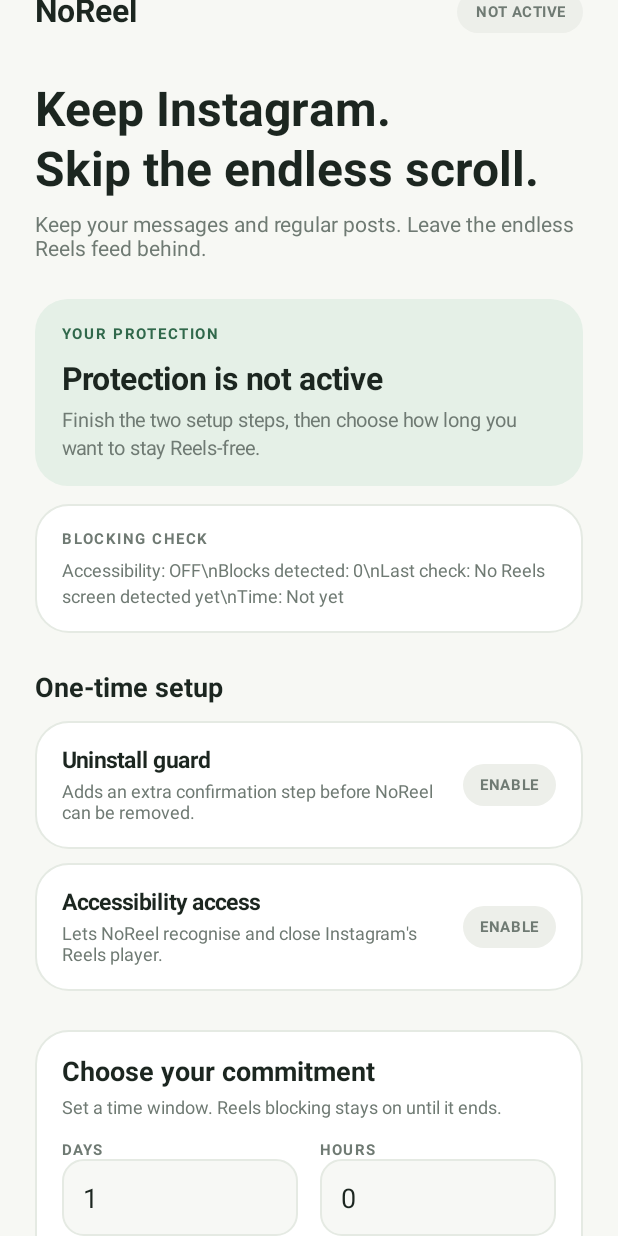
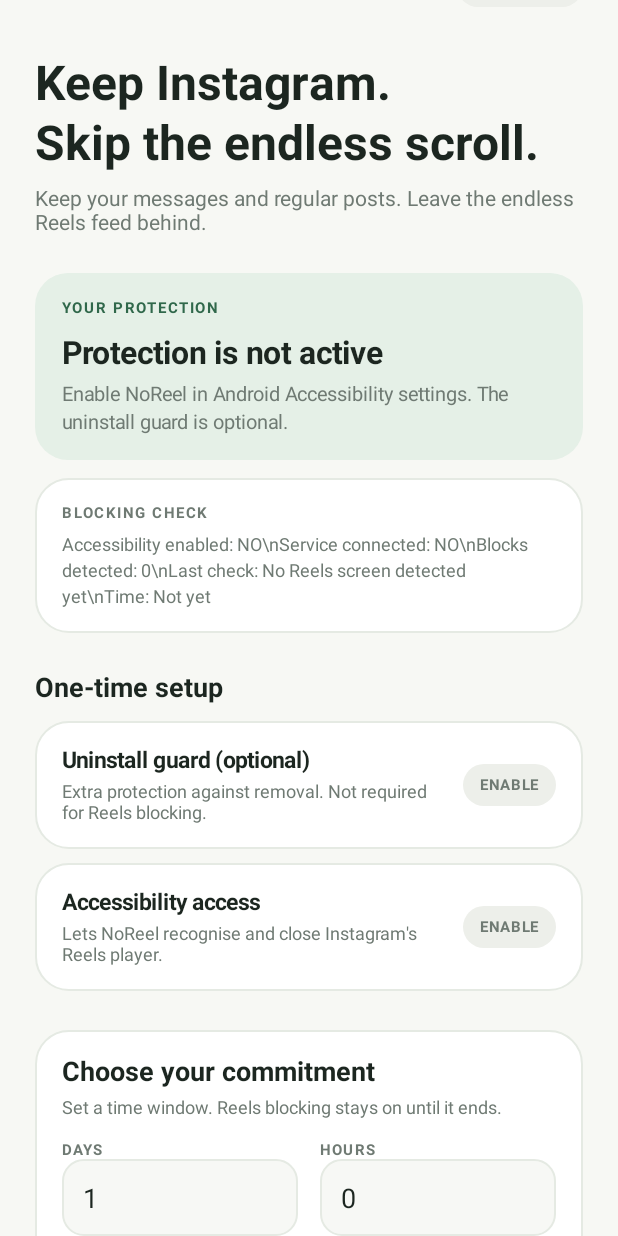
Before and after one commit to KingxKingT/NoReel, an Android app: the screen it shows after launch (MainActivity), on a phone screen of 412 x 824 dp. Run offline under Robolectric (Android 15) with nearby library versions, the phone set to English and light mode, and no system bars.

Commit message:
Fix commitment start: make uninstall guard optional

```diff
--- a/app/src/main/java/com/kingxkingt/noreel/MainActivity.kt
+++ b/app/src/main/java/com/kingxkingt/noreel/MainActivity.kt
@@ -219,8 +219,8 @@ class MainActivity : Activity() {
         body.addView(text("One-time setup", 18f, ink, true))
         addSpace(body, 11)
         val admin = setupStep(
-            "Uninstall guard",
-            "Adds an extra confirmation step before NoReel can be removed."
+            "Uninstall guard (optional)",
+            "Extra protection against removal. Not required for Reels blocking."
         ) { requestDeviceAdmin() }
         adminStatus = admin.second
         body.addView(admin.first)
@@ -316,11 +316,6 @@ class MainActivity : Activity() {
             return
         }
 
-        if (!ProtectionPolicy.isAdminActive(this)) {
-            Toast.makeText(this, "Enable the uninstall guard first.", Toast.LENGTH_LONG).show()
-            requestDeviceAdmin()
-            return
-        }
         if (!enabled()) {
             Toast.makeText(this, "Enable NoReel in Accessibility settings first.", Toast.LENGTH_LONG).show()
             openAccessibilitySettings()
@@ -328,7 +323,9 @@ class MainActivity : Activity() {
         }
 
         val until = CommitmentTimer.start(this, (dayCount * 24L + hourCount) * 3600000L)
-        val hardened = runCatching { ProtectionPolicy.apply(this) }.getOrDefault(false)
+        val hardened = if (ProtectionPolicy.isAdminActive(this)) {
+            runCatching { ProtectionPolicy.apply(this) }.getOrDefault(false)
+        } else false
         Toast.makeText(
             this,
             if (hardened) "Commitment started. Extra device restrictions are active."
@@ -346,6 +343,7 @@ class MainActivity : Activity() {
         val owner = ProtectionPolicy.isDeviceOwner(this)
         val diagnosticPrefs = getSharedPreferences("noreel", MODE_PRIVATE)
         val blockCount = diagnosticPrefs.getInt("block_count", 0)
+        val serviceConnected = diagnosticPrefs.getBoolean("service_connected", false)
         val lastDetection = diagnosticPrefs.getString("last_detection", "No Reels screen detected yet")
             ?: "No Reels screen detected yet"
         val detectionAt = diagnosticPrefs.getLong("last_detection_at", 0L)
@@ -356,7 +354,8 @@ class MainActivity : Activity() {
             "Not yet"
         }
         diagnostics.text =
-            "Accessibility: " + if (accessibility) "ON" else "OFF" +
+            "Accessibility enabled: " + if (accessibility) "YES" else "NO" +
+            "\\nService connected: " + if (serviceConnected) "YES" else "NO" +
             "\\nBlocks detected: " + blockCount +
             "\\nLast check: " + lastDetection +
             "\\nTime: " + detectionTime
@@ -373,9 +372,9 @@ class MainActivity : Activity() {
         )
 
         statusBadge.text = when {
-            active && accessibility -> "ACTIVE"
+            active && accessibility && serviceConnected -> "ACTIVE"
             active -> "CHECK SETUP"
-            admin && accessibility -> "READY"
+            accessibility -> "READY"
             else -> "NOT ACTIVE"
         }
         statusBadge.setTextColor(if (active && accessibility) accent else muted)
@@ -398,11 +397,11 @@ class MainActivity : Activity() {
             }
             commitmentCard.visibility = View.GONE
         } else {
-            statusTitle.text = if (admin && accessibility) "You're ready to focus" else "Protection is not active"
-            statusDescription.text = if (admin && accessibility) {
-                "Both setup steps are complete. Choose a commitment below to start blocking Reels."
+            statusTitle.text = if (accessibility) "You're ready to focus" else "Protection is not active"
+            statusDescription.text = if (accessibility) {
+                "Accessibility is enabled. The uninstall guard is optional. Choose a commitment to start."
             } else {
-                "Finish the two setup steps, then choose how long you want to stay Reels-free."
+                "Enable NoReel in Android Accessibility settings. The uninstall guard is optional."
             }
             commitmentCard.visibility = View.VISIBLE
         }
```
